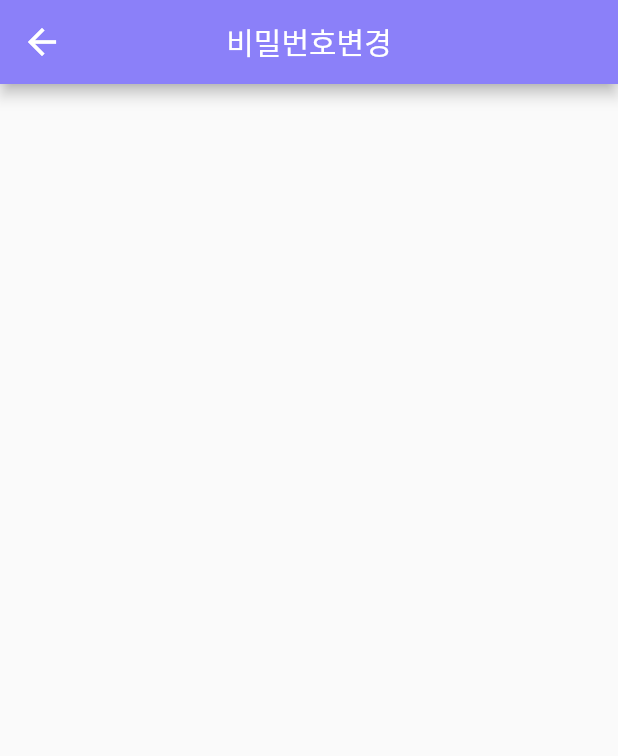
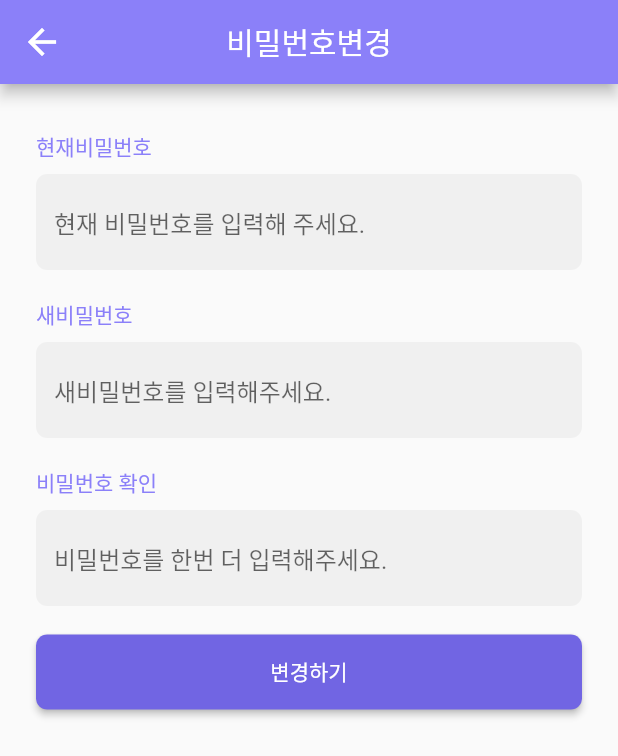
Before and after one commit to dusdn1702/DeepVoiceApp, a Flutter app: the UpdatePassword screen opened directly, on a phone screen of 412 x 824 dp. Shown: the top 756 px of the screen. Run offline on Flutter 3.47's test engine with Material 2 defaults, Android fonts, the phone set to English and light mode, and no system bars; our stand-ins replace audioplayers, shared_preferences; accounts and stored records are empty; generated files the repository leaves out were written again.

Commit message:
4차 수정, 메인이랑 마이페이지 합치기 완료

```diff
--- a/lib/view/page/updatePassword.dart
+++ b/lib/view/page/updatePassword.dart
@@ -1,14 +1,52 @@
 import 'package:flutter/material.dart';
 import 'package:flutter/cupertino.dart';
+import 'package:deepvoice/api/client.dart';
+import 'package:deepvoice/api/exception.dart';
+import 'package:deepvoice/api/response.dart';
+import 'package:deepvoice/model/user.dart';
+import 'package:deepvoice/view/widget/alert.dart';
+import 'package:deepvoice/view/widget/textfield.dart';
+import 'package:deepvoice/view/widget/button.dart';
 
-class UpdatePassword extends StatelessWidget {
+
+class UpdatePassword extends StatefulWidget {
 
   UpdatePassword();
+  @override
+  _UpdatePasswordState createState() => _UpdatePasswordState();
+}
+
+class _UpdatePasswordState extends State<UpdatePassword> {
+  final _oldPasswordController = TextEditingController();
+  final _newPasswordController = TextEditingController();
+  final _passwordCheckController = TextEditingController();
+
 
   @override
   Widget build(BuildContext context) {
     return Scaffold(
       appBar: _appBar(context),
+      body: GestureDetector(
+        child: SafeArea(
+          child: ListView(
+            padding: EdgeInsets.symmetric(horizontal: 24.0),
+            children: [
+              SizedBox(height: 31.0),
+              CustomTextField("현재비밀번호", "현재 비밀번호를 입력해 주세요.", TextInputType.text, true, this._oldPasswordController),
+              SizedBox(height: 19.0),
+              CustomTextField("새비밀번호", "새비밀번호를 입력해주세요.", TextInputType.text, true, this._newPasswordController),
+              SizedBox(height: 19.0),
+              CustomTextField("비밀번호 확인", "비밀번호를 한번 더 입력해주세요.", TextInputType.text, true, this._passwordCheckController),
+              SizedBox(height: 19.0),
+              CustomButton("변경하기", CustomButtonType.Default, _onTapNewPassword),
+              SizedBox(height: 25.0),
+            ],
+          ),
+        ),
+        onTap: () {
+          FocusScope.of(context).unfocus();
+        },
+      ),
     );
   }
 
@@ -25,4 +63,48 @@ class UpdatePassword extends StatelessWidget {
       centerTitle: true,
     );
   }
+
+  Future<void> _onTapNewPassword() async {
+
+    if (this._oldPasswordController.text.isEmpty) {
+      alert(context, "비밀번호를 입력해주세요.", "확인");
+      return;
+    }
+    if (this._newPasswordController.text.isEmpty) {
+      alert(context, "새 비밀번호를 입력해주세요.", "확인");
+      return;
+    }
+    if (this._newPasswordController.text != this._passwordCheckController.text) {
+      alert(context, "새 비밀번호가 일치하지 않습니다.", "확인");
+      return;
+    }
+
+    bool ok = await _newPassword(this._oldPasswordController.text, this._newPasswordController.text);
+    if (ok) {
+      FocusScope.of(context).unfocus();
+      alert(context, "비밀번호가 변경되었습니다.", "확인", onTap: () {
+        Navigator.of(context).pop();
+      });
+    }
+  }
+
+  Future<bool> _newPassword(String oldPw, String newPw) async {
+    try {
+      APIClient client = APIClient();
+      await client.updateUserPassword(oldPw, newPw);
+      return true;
+    } catch (e) {
+      if (e is APIException) {
+        if (e.errorCode == APIStatus.InvalidParameter) {
+          alert(context, "올바른 정보를 입력해주세요.", "확인");
+          return false;
+        } else if (e.errorCode == APIStatus.Duplicated) {
+          alert(context, "중복된 사용자 정보가 존재합니다.", "확인");
+          return false;
+        }
+      }
+      alert(context, "알 수 없는 에러가 발생했습니다.", "확인");
+      return false;
+    }
+  }
 }
--- a/lib/view/widget/sidebar.dart
+++ b/lib/view/widget/sidebar.dart
@@ -6,6 +6,7 @@ import 'package:deepvoice/view/page/album.dart';
 import 'package:deepvoice/view/page/friendList.dart';
 import 'package:deepvoice/view/page/sharedList.dart';
 import 'package:deepvoice/view/widget/alert.dart';
+import 'package:deepvoice/view/widget/settingAvatarAlert.dart';
 import 'package:flutter/cupertino.dart';
 import 'package:flutter/material.dart';
 import 'package:deepvoice/view/page/myPage.dart';
@@ -124,7 +125,7 @@ class SideBar extends StatelessWidget {
       child: Column(
         children: [
           _button(context, 'assets/sidemenu_mypage.png', '마이페이지', ()  async{
-            Navigator.push(context, MaterialPageRoute(builder: (context) => MyPage()),);
+            Navigator.push(context, MaterialPageRoute(builder: (context) => SettingAvatarAlert("아바타 설정", this.user.bot.avatar, "변경하기")),);
           },
           ),
           _button(context, 'assets/sidemenu_album.png', '음성앨범', () async {
```
Also changed, not shown: lib/view/page/mainPage.dart (+3 -5 lines), lib/view/widget/mainProfileImage.dart (added, +23 -0 lines), lib/view/widget/profileImage.dart (+11 -3 lines), lib/view/widget/settingAvatarAlert.dart (added, +252 -0 lines).
